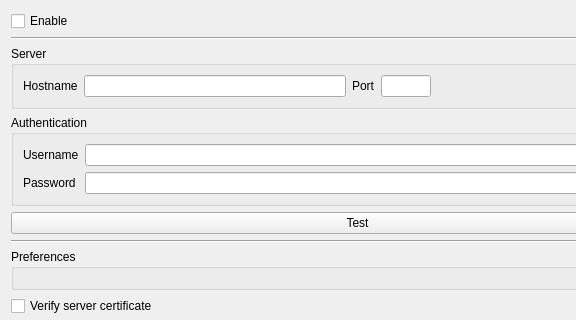
This is src/settings/subsonicsettingspage.ui in strawberrymusicplayer/strawberry as Qt 5 draws it before an edit; both pictures show x 0 to 576 and y 0 to 320 of the 715 by 836 pixel window. The edited form follows.
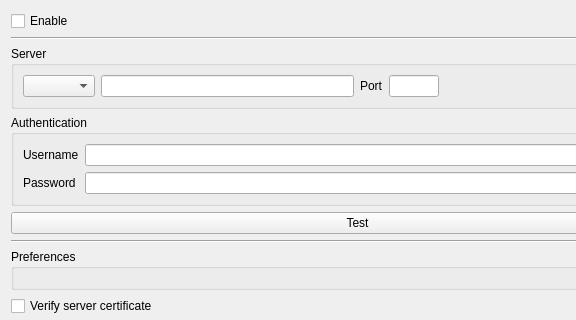
This is the edited form. Icons and pictures are not drawn.

Commit message: Add scheme setting for subsonic

What changed in the file:
```diff
--- a/src/settings/subsonicsettingspage.ui
+++ b/src/settings/subsonicsettingspage.ui
@@ -37,11 +37,7 @@
       <item>
        <layout class="QHBoxLayout" name="layout_server">
         <item>
-         <widget class="QLabel" name="label_server_url">
-          <property name="text">
-           <string>Hostname</string>
-          </property>
-         </widget>
+         <widget class="QComboBox" name="scheme"/>
         </item>
         <item>
          <widget class="QLineEdit" name="hostname"/>
```
The commit also changes 7 other files.
